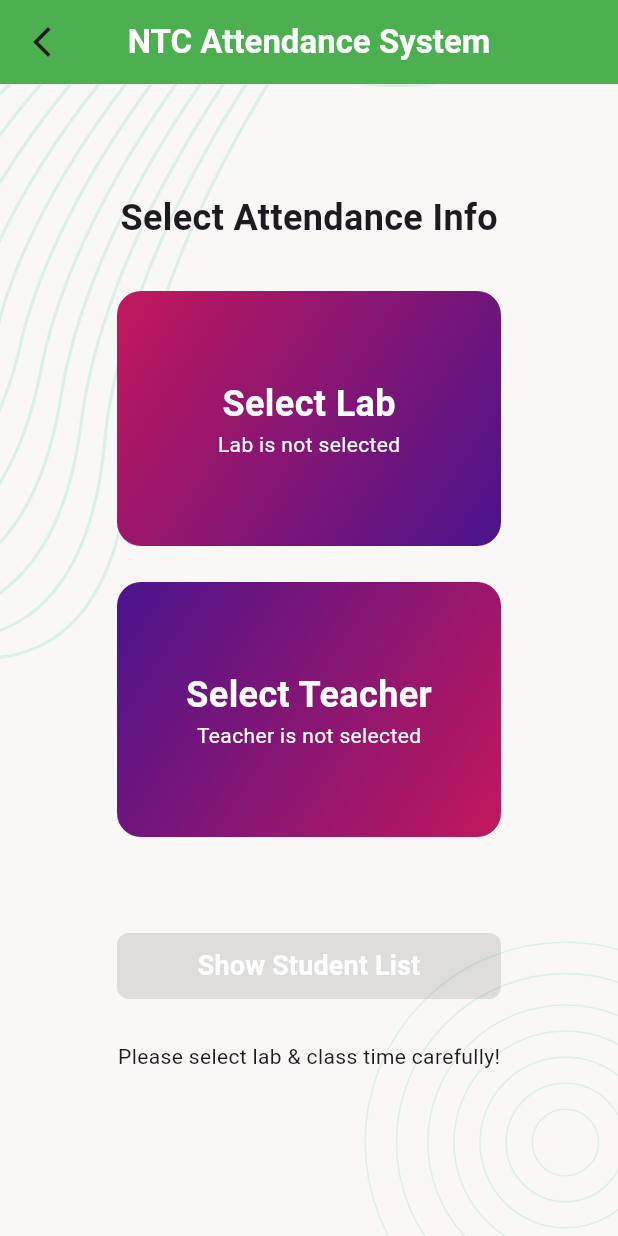
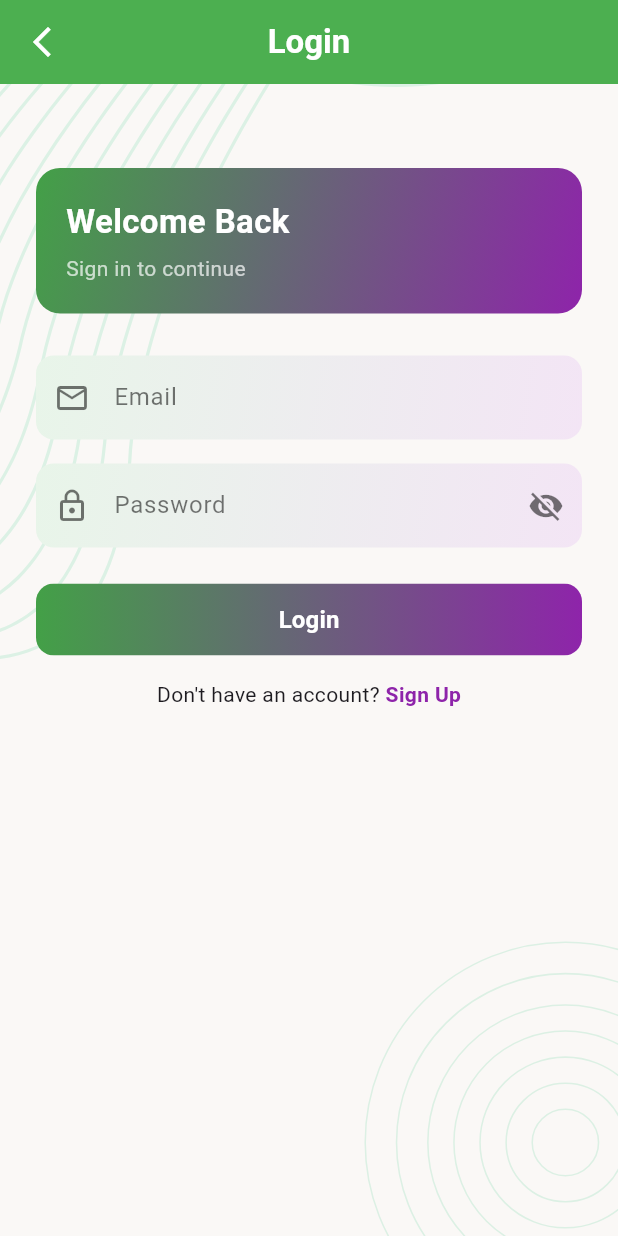
Before and after one commit to MuazRahman/ntc_attendance_system, a Flutter app: the screen it shows after launch, after a tap on "Take Attendance", on a phone screen of 412 x 824 dp. Run offline on Flutter 3.47's test engine with Material 3 defaults, Android fonts, the phone set to English and light mode, and no system bars; our stand-ins replace csv, file_picker, flutter_dotenv, flutter_svg, get, supabase_flutter; accounts and stored records are empty.

Commit message:
- Implemented user authentication (login, signup, logout) using Supabase. - Added an `AuthController` to manage authentication state and logic. - Created `LoginScreen` and `SignupScreen` with UI and form handling. - Introduced `UpdatePasswordScreen` for users to change their passwords. - Integrated authentication flow: users are directed to `LoginScreen` if not authenticated, otherwise to `LabTeacherSelectionScreen`. - Added a logout option and a profile update navigation in `LabTeacherSelectionScreen`. - Initialized Supabase in `main.dart`. - Updated navigation in `AttendanceScreen` and `SplashScreen` to align with the new authentication flow. - Bound `AuthController` in `ControllerBinder`.

```diff
--- a/lib/admin_teacher_selection_screen.dart
+++ b/lib/admin_teacher_selection_screen.dart
@@ -1,7 +1,9 @@
 import 'dart:ui'; // ✅ Needed for ImageFilter.blur
 import 'package:flutter/material.dart';
 import 'package:get/get.dart';
+import 'package:ntc_sas/auth/login_screen.dart';
 import 'package:ntc_sas/lab_teacher_selection/lab_teacher_selection_screen.dart';
+import 'package:supabase_flutter/supabase_flutter.dart';
 import 'admin_panel/admin_login_screen.dart';
 
 class AdminTeacherSelectorScreen extends StatelessWidget {
@@ -77,7 +79,12 @@ class AdminTeacherSelectorScreen extends StatelessWidget {
                           ],
                         ),
                         onTap: () {
-                          Get.to(() => const LabTeacherSelectionScreen());
+                          final session = Supabase.instance.client.auth.currentSession;
+                          if (session != null) {
+                            Get.off(() => const LabTeacherSelectionScreen());
+                          } else {
+                            Get.off(() => const LoginScreen());
+                          }
                         },
                       ),
                     ],
--- a/lib/attendance/attendance_screen.dart
+++ b/lib/attendance/attendance_screen.dart
@@ -6,6 +6,7 @@ import 'package:ntc_sas/attendance/controller/attendance_list_controller.dart';
 import 'package:ntc_sas/common/widgets/screen_background.dart';
 import 'package:ntc_sas/common/widgets/show_snack_bar_message.dart';
 import 'package:ntc_sas/common/widgets/auto_select_class_day.dart';
+import 'package:ntc_sas/lab_teacher_selection/lab_teacher_selection_screen.dart';
 import 'package:ntc_sas/student_list/controller/student_list_controller.dart';
 
 class AttendanceScreen extends StatefulWidget {
@@ -108,7 +109,7 @@ class _AttendanceScreenState extends State<AttendanceScreen> {
       backgroundColor: Colors.transparent,
       leading: IconButton(
         onPressed: () {
-          Get.offAll(() => AdminTeacherSelectorScreen());
+          Get.offAll(() => LabTeacherSelectionScreen());
         },
         icon: Icon(Icons.arrow_back_ios_new_outlined,),
       ),
--- /dev/null
+++ b/lib/auth/controller/auth_controller.dart
@@ -0,0 +1,97 @@
+import 'package:get/get.dart';
+import 'package:ntc_sas/common/widgets/show_snack_bar_message.dart';
+import 'package:supabase_flutter/supabase_flutter.dart';
+
+class AuthController extends GetxController {
+  final RxBool isBusy = false.obs;
+  final RxnString userEmail = RxnString();
+
+  @override
+  void onInit() {
+    super.onInit();
+    final session = Supabase.instance.client.auth.currentSession;
+    userEmail.value = session?.user.email;
+  }
+
+  Future<bool> login({required String email, required String password}) async {
+    if (email.isEmpty || password.isEmpty) {
+      showSnackBarMessage(subtitle: 'Email and password are required', isErrorMessage: true);
+      return false;
+    }
+    isBusy.value = true;
+    try {
+      final response = await Supabase.instance.client.auth.signInWithPassword(email: email, password: password);
+      if (response.session != null && response.user != null) {
+        userEmail.value = response.user!.email;
+        showSnackBarMessage(subtitle: 'Login successful', isErrorMessage: false);
+        return true;
+      }
+      showSnackBarMessage(subtitle: 'Invalid credentials', isErrorMessage: true);
+      return false;
+    } on AuthException catch (e) {
+      showSnackBarMessage(subtitle: e.message, isErrorMessage: true);
+      return false;
+    } catch (_) {
+      showSnackBarMessage(subtitle: 'Something went wrong. Try again.', isErrorMessage: true);
+      return false;
+    } finally {
+      isBusy.value = false;
+    }
+  }
+
+  Future<bool> signup({required String email, required String password}) async {
+    if (email.isEmpty || password.isEmpty) {
+      showSnackBarMessage(subtitle: 'Email and password are required', isErrorMessage: true);
+      return false;
+    }
+    isBusy.value = true;
+    try {
+      final response = await Supabase.instance.client.auth.signUp(email: email, password: password);
+      if (response.user != null) {
+        showSnackBarMessage(subtitle: 'Signup successful. Please login.', isErrorMessage: false);
+        return true;
+      }
+      showSnackBarMessage(subtitle: 'Signup failed. Try again.', isErrorMessage: true);
+      return false;
+    } on AuthException catch (e) {
+      showSnackBarMessage(subtitle: e.message, isErrorMessage: true);
+      return false;
+    } catch (_) {
+      showSnackBarMessage(subtitle: 'Something went wrong. Try again.', isErrorMessage: true);
+      return false;
+    } finally {
+      isBusy.value = false;
+    }
+  }
+
+  Future<void> logout() async {
+    try {
+      await Supabase.instance.client.auth.signOut();
+      userEmail.value = null;
+      showSnackBarMessage(subtitle: 'Logged out', isErrorMessage: false);
+    } catch (_) {
+      showSnackBarMessage(subtitle: 'Could not logout. Try again.', isErrorMessage: true);
+    }
+  }
+
+  Future<bool> updatePassword({required String newPassword}) async {
+    if (newPassword.isEmpty) {
+      showSnackBarMessage(subtitle: 'Password cannot be empty', isErrorMessage: true);
+      return false;
+    }
+    isBusy.value = true;
+    try {
+      await Supabase.instance.client.auth.updateUser(UserAttributes(password: newPassword));
+      showSnackBarMessage(subtitle: 'Password updated', isErrorMessage: false);
+      return true;
+    } on AuthException catch (e) {
+      showSnackBarMessage(subtitle: e.message, isErrorMessage: true);
+      return false;
+    } catch (_) {
+      showSnackBarMessage(subtitle: 'Could not update password', isErrorMessage: true);
+      return false;
+    } finally {
+      isBusy.value = false;
+    }
+  }
+}
--- /dev/null
+++ b/lib/auth/login_screen.dart
@@ -0,0 +1,203 @@
+import 'package:flutter/material.dart';
+import 'package:get/get.dart';
+import 'package:ntc_sas/admin_teacher_selection_screen.dart';
+import 'package:ntc_sas/common/widgets/screen_background.dart';
+import 'package:ntc_sas/common/widgets/show_snack_bar_message.dart';
+import 'package:ntc_sas/lab_teacher_selection/lab_teacher_selection_screen.dart';
+import 'package:ntc_sas/auth/signup_screen.dart';
+import 'package:supabase_flutter/supabase_flutter.dart';
+import 'controller/auth_controller.dart';
+
+class LoginScreen extends StatefulWidget {
+  const LoginScreen({super.key});
+
+  @override
+  State<LoginScreen> createState() => _LoginScreenState();
+}
+
+class _LoginScreenState extends State<LoginScreen> {
+  final TextEditingController _emailController = TextEditingController();
+  final TextEditingController _passwordController = TextEditingController();
+  bool _isLoading = false;
+  final AuthController _authController = Get.find<AuthController>();
+
+  @override
+  void dispose() {
+    _emailController.dispose();
+    _passwordController.dispose();
+    super.dispose();
+  }
+
+  Future<void> _handleLogin() async {
+    final String email = _emailController.text.trim();
+    final String password = _passwordController.text;
+
+    setState(() { _isLoading = true; });
+    final ok = await _authController.login(email: email, password: password);
+    if (mounted) setState(() { _isLoading = false; });
+    if (ok) Get.offAll(() => const LabTeacherSelectionScreen());
+  }
+
+  @override
+  Widget build(BuildContext context) {
+    return Scaffold(
+      appBar: AppBar(
+        backgroundColor: Colors.green,
+        elevation: 0,
+        centerTitle: true,
+        title: const Text('Login', style: TextStyle(color: Colors.white, fontWeight: FontWeight.w600)),
+        leading: IconButton(
+          onPressed: () => Get.to(() => const AdminTeacherSelectorScreen()),
+          icon: const Icon(Icons.arrow_back_ios_new_outlined, color: Colors.white),
+        ),
+      ),
+      body: ScreenBackground(
+        child: SingleChildScrollView(
+          padding: const EdgeInsets.symmetric(horizontal: 24, vertical: 24),
+          child: Column(
+            crossAxisAlignment: CrossAxisAlignment.stretch,
+            children: [
+              const SizedBox(height: 32),
+              Container(
+                padding: const EdgeInsets.all(20),
+                decoration: BoxDecoration(
+                  borderRadius: BorderRadius.circular(16),
+                  gradient: const LinearGradient(
+                    colors: [
+                      Color(0xFF43A047), // Green
+                      Color(0xFF8E24AA), // Purple
+                    ],
+                    begin: Alignment.topLeft,
+                    end: Alignment.bottomRight,
+                  ),
+                ),
+                child: const Column(
+                  crossAxisAlignment: CrossAxisAlignment.start,
+                  children: [
+                    Text('Welcome Back', style: TextStyle(color: Colors.white, fontSize: 22, fontWeight: FontWeight.bold)),
+                    SizedBox(height: 6),
+                    Text('Sign in to continue', style: TextStyle(color: Colors.white70)),
+                  ],
+                ),
+              ),
+              const SizedBox(height: 28),
+              _GradientInput(
+                label: 'Email',
+                icon: Icons.email_outlined,
+                controller: _emailController,
+                keyboardType: TextInputType.emailAddress,
+              ),
+              const SizedBox(height: 16),
+              _GradientInput(
+                label: 'Password',
+                icon: Icons.lock_outline,
+                controller: _passwordController,
+                obscureText: true,
+              ),
+              const SizedBox(height: 24),
+              SizedBox(
+                height: 48,
+                child: ElevatedButton(
+                  style: ButtonStyle(
+                    shape: WidgetStatePropertyAll(RoundedRectangleBorder(borderRadius: BorderRadius.circular(12))),
+                    padding: const WidgetStatePropertyAll(EdgeInsets.zero),
+                    backgroundColor: const WidgetStatePropertyAll(Colors.transparent),
+                    elevation: const WidgetStatePropertyAll(0),
+                  ),
+                  onPressed: _isLoading ? null : _handleLogin,
+                  child: Ink(
+                    decoration: BoxDecoration(
+                      gradient: const LinearGradient(
+                        colors: [Color(0xFF43A047), Color(0xFF8E24AA)],
+                        begin: Alignment.centerLeft,
+                        end: Alignment.centerRight,
+                      ),
+                      borderRadius: BorderRadius.circular(12),
+                    ),
+                    child: Center(
+                      child: _isLoading
+                          ? const SizedBox(height: 22, width: 22, child: CircularProgressIndicator(strokeWidth: 2.4, color: Colors.white))
+                          : const Text('Login', style: TextStyle(color: Colors.white, fontWeight: FontWeight.w600, fontSize: 16)),
+                    ),
+                  ),
+                ),
+              ),
+              const SizedBox(height: 16),
+              Row(
+                mainAxisAlignment: MainAxisAlignment.center,
+                children: [
+                  const Text("Don't have an account? "),
+                  GestureDetector(
+                    onTap: () => Get.to(() => const SignupScreen()),
+                    child: const Text('Sign Up', style: TextStyle(color: Color(0xFF8E24AA), fontWeight: FontWeight.bold)),
+                  ),
+                ],
+              ),
+              const SizedBox(height: 24),
+            ],
+          ),
+        ),
+      ),
+    );
+  }
+}
+
+class _GradientInput extends StatefulWidget {
+  final String label;
+  final IconData icon;
+  final TextEditingController controller;
+  final bool obscureText;
+  final TextInputType? keyboardType;
+
+  const _GradientInput({
+    required this.label,
+    required this.icon,
+    required this.controller,
+    this.obscureText = false,
+    this.keyboardType,
+  });
+
+  @override
+  State<_GradientInput> createState() => _GradientInputState();
+}
+
+class _GradientInputState extends State<_GradientInput> {
+  bool _obscure = false;
+
+  @override
+  void initState() {
+    super.initState();
+    _obscure = widget.obscureText;
+  }
+
+  @override
+  Widget build(BuildContext context) {
+    return Container(
+      decoration: BoxDecoration(
+        borderRadius: BorderRadius.circular(12),
+        gradient: const LinearGradient(
+          colors: [Color(0xFFE8F5E9), Color(0xFFF3E5F5)],
+          begin: Alignment.topLeft,
+          end: Alignment.bottomRight,
+        ),
+      ),
+      child: TextField(
+        controller: widget.controller,
+        keyboardType: widget.keyboardType,
+        obscureText: _obscure,
+        decoration: InputDecoration(
+          prefixIcon: Icon(widget.icon, color: Colors.black54),
+          labelText: widget.label,
+          labelStyle: const TextStyle(color: Colors.black54),
+          border: OutlineInputBorder(borderRadius: BorderRadius.circular(12), borderSide: BorderSide.none),
+          suffixIcon: widget.obscureText
+              ? IconButton(
+                  icon: Icon(_obscure ? Icons.visibility_off : Icons.visibility, color: Colors.black54),
+                  onPressed: () => setState(() { _obscure = !_obscure; }),
+                )
+              : null,
+        ),
+      ),
+    );
+  }
+}
--- a/lib/main.dart
+++ b/lib/main.dart
@@ -1,7 +1,9 @@
 import 'package:flutter/material.dart';
 import 'app.dart';
+import 'utils/supabase_initializer.dart';
 
-void main(){
+Future<void> main() async {
   WidgetsFlutterBinding.ensureInitialized();
+  await SupabaseInitializer().initialize();
   runApp(const NtcSas());
 }
--- a/lib/splash_screen.dart
+++ b/lib/splash_screen.dart
@@ -2,9 +2,11 @@ import 'package:flutter/material.dart';
 import 'package:flutter_svg/svg.dart';
 import 'package:get/get.dart';
 import 'package:ntc_sas/admin_teacher_selection_screen.dart';
+import 'package:ntc_sas/auth/login_screen.dart';
+import 'package:ntc_sas/lab_teacher_selection/lab_teacher_selection_screen.dart';
 import 'package:ntc_sas/common/widgets/screen_background.dart';
 import 'package:ntc_sas/utils/assets_paths.dart';
-import 'package:ntc_sas/utils/supabase_initializer.dart';
+import 'package:supabase_flutter/supabase_flutter.dart';
 
 class SplashScreen extends StatefulWidget {
   const SplashScreen({super.key});
@@ -23,7 +25,6 @@ class _SplashScreenState extends State<SplashScreen> {
 
   Future<void> moveToNextScreen() async {
     await Future.delayed(const Duration(milliseconds: 1500));
-    await SupabaseInitializer().initialize();
     Get.off(() => AdminTeacherSelectorScreen());
   }
 
--- a/lib/utils/controller_binder.dart
+++ b/lib/utils/controller_binder.dart
@@ -4,6 +4,7 @@ import 'package:ntc_sas/admin_panel/controller/upload_csv_file_controller.dart';
 import 'package:ntc_sas/attendance/controller/attendance_list_controller.dart';
 import 'package:ntc_sas/lab_teacher_selection/controller/lab_teacher_selection_controller.dart';
 import 'package:ntc_sas/student_list/controller/student_list_controller.dart';
+import 'package:ntc_sas/auth/controller/auth_controller.dart';
 
 class ControllerBinder extends Bindings {
   @override
@@ -15,6 +16,7 @@ class ControllerBinder extends Bindings {
     Get.put(DayTimeLabSelectionController(), tag: 'showStudentsInAdmin');
     Get.put(DayTimeLabSelectionController(), tag: 'moveStudentInAdmin');
     Get.put(CsvFilePickerAndUploadController(), permanent: true);
+    Get.put(AuthController(), permanent: true);
 
 
   }
```
Also changed, not shown: lib/auth/signup_screen.dart (added, +217 -0 lines), lib/auth/update_password_screen.dart (added, +133 -0 lines), lib/lab_teacher_selection/lab_teacher_selection_screen.dart (+57 -1 lines).
